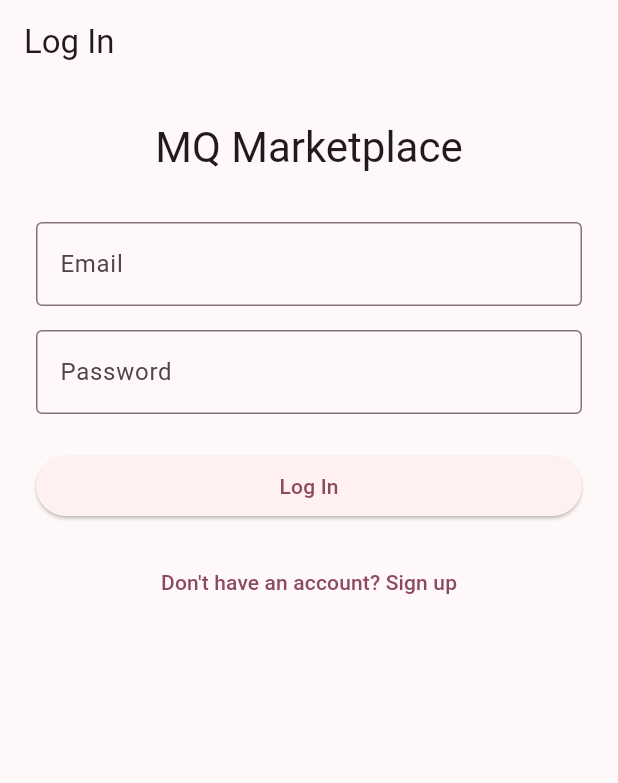
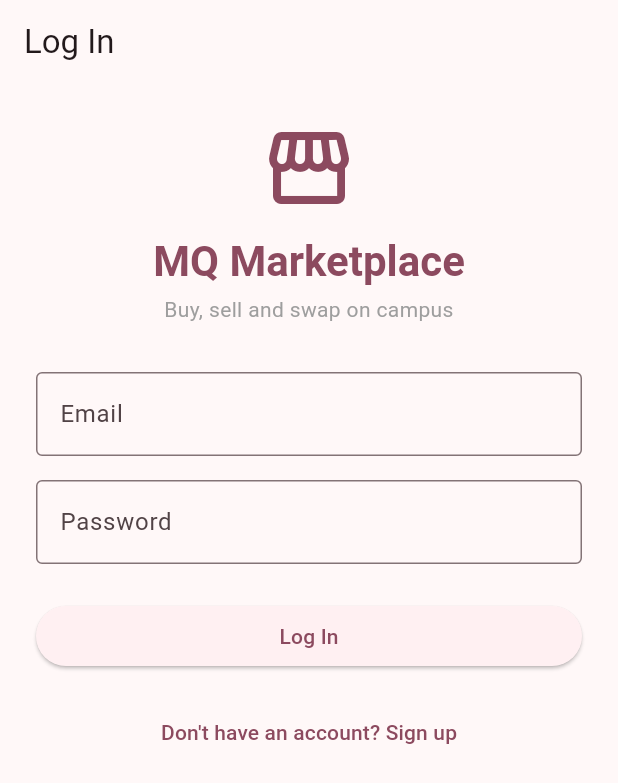
Before and after one commit to Almonte5/Mobile-Application-Assignment, a Flutter app: the screen it shows after launch, on a phone screen of 412 x 824 dp. Shown: the top 783 px of the screen. Run offline on Flutter 3.47's test engine with Material 3 defaults, Android fonts, the light colour scheme and no system bars; our stand-ins replace cloud_firestore, firebase_auth, firebase_core, geolocator, image_picker; accounts and stored records are empty.

Commit message:
UX polish - category filter, login branding and detail screen fixes

```diff
--- a/lib/screens/login_screen.dart
+++ b/lib/screens/login_screen.dart
@@ -76,19 +76,41 @@ class _LoginScreenState extends State<LoginScreen> {
             child: Column(
               crossAxisAlignment: CrossAxisAlignment.stretch,
               children: [
+                Column(
+                  children: [
+                    Icon(
+                      Icons.storefront_outlined,
+                      size: 64,
+                      color: Theme.of(context).colorScheme.primary,
+                    ),
+                    const SizedBox(height: 12),
                     Text(
-                  // Widget 1
                       'MQ Marketplace',
-                  style: Theme.of(context).textTheme.headlineMedium,
+                      style:
+                          Theme.of(context).textTheme.headlineMedium?.copyWith(
+                                color: Theme.of(context).colorScheme.primary,
+                                fontWeight: FontWeight.bold,
+                              ),
                       textAlign: TextAlign.center,
                     ),
-                const SizedBox(height: 32), // Widget 2
+                    const SizedBox(height: 4),
+                    Text(
+                      'Buy, sell and swap on campus',
+                      style: Theme.of(context).textTheme.bodyMedium?.copyWith(
+                            color: Colors.grey,
+                          ),
+                      textAlign: TextAlign.center,
+                    ),
+                  ],
+                ),
+                const SizedBox(height: 32),
                 TextFormField(
-                  // Widget 3
                   controller: _emailController,
                   keyboardType: TextInputType.emailAddress,
                   decoration: const InputDecoration(
-                      labelText: 'Email', border: OutlineInputBorder()),
+                    labelText: 'Email',
+                    border: OutlineInputBorder(),
+                  ),
                   validator: (value) {
                     if (value == null || value.trim().isEmpty) {
                       return 'Please enter your email';
@@ -99,9 +121,8 @@ class _LoginScreenState extends State<LoginScreen> {
                     return null;
                   },
                 ),
-                const SizedBox(height: 16), // widget 4
+                const SizedBox(height: 16),
                 TextFormField(
-                  // widget 5
                   controller: _passwordController,
                   obscureText: true,
                   decoration: const InputDecoration(
@@ -118,7 +139,7 @@ class _LoginScreenState extends State<LoginScreen> {
                     return null;
                   },
                 ),
-                const SizedBox(height: 24), //widget 6
+                const SizedBox(height: 24),
                 ElevatedButton(
                   onPressed: _isLoading ? null : _onLoginPressed,
                   child: _isLoading
@@ -127,12 +148,13 @@ class _LoginScreenState extends State<LoginScreen> {
                           width: 20,
                           child: CircularProgressIndicator(strokeWidth: 2),
                         )
-                        : const Text('Log In')),
+                      : const Text('Log In'),
+                ),
                 const SizedBox(height: 16),
                 TextButton(
                   onPressed: _goToSignUp,
                   child: const Text("Don't have an account? Sign up"),
-                )
+                ),
               ],
             ),
           ),
```
Also changed, not shown: lib/screens/home_screen.dart (+47 -3 lines), lib/screens/listing_detail_screen.dart (+4 -3 lines). Lines whose indentation alone changed are shown as unchanged.
